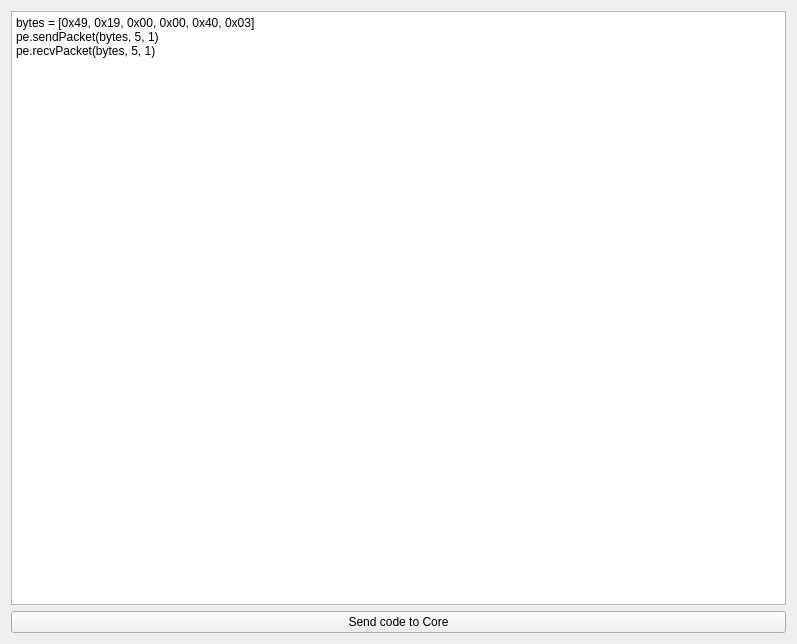
The window that IntPe9/Ui/Parser.ui (AxDSan/IntPe9-1) describes before a commit, drawn with Qt 5.
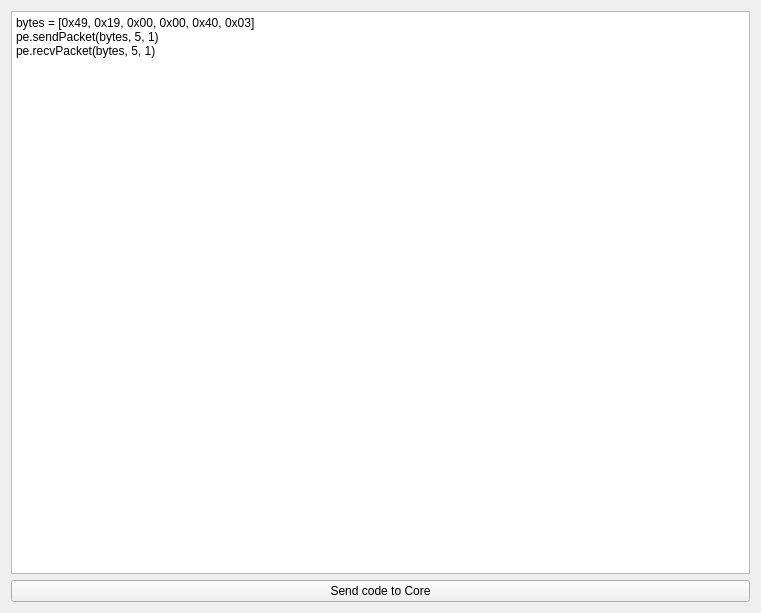
The same window after the commit.

Patch:
```diff
--- a/IntPe9/Ui/Parser.ui
+++ b/IntPe9/Ui/Parser.ui
@@ -6,8 +6,8 @@
    <rect>
     <x>0</x>
     <y>0</y>
-    <width>797</width>
-    <height>644</height>
+    <width>761</width>
+    <height>613</height>
    </rect>
   </property>
   <property name="windowTitle">
```
